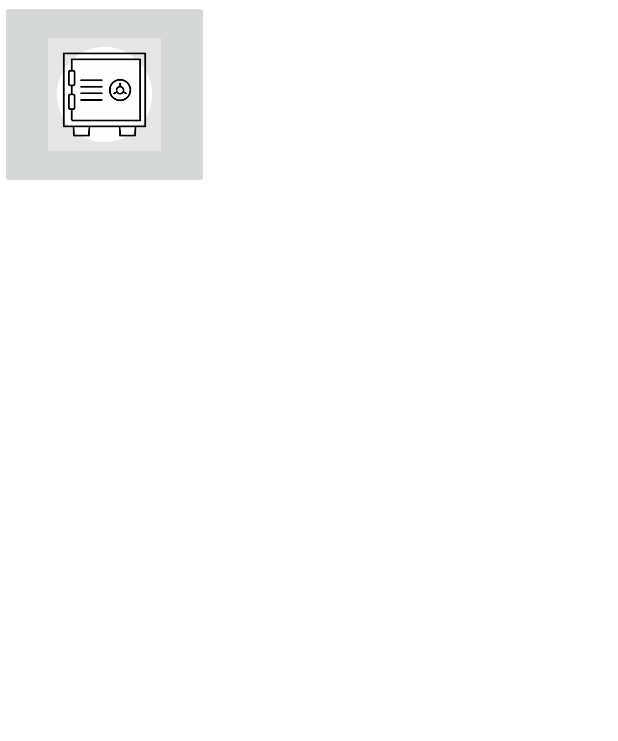
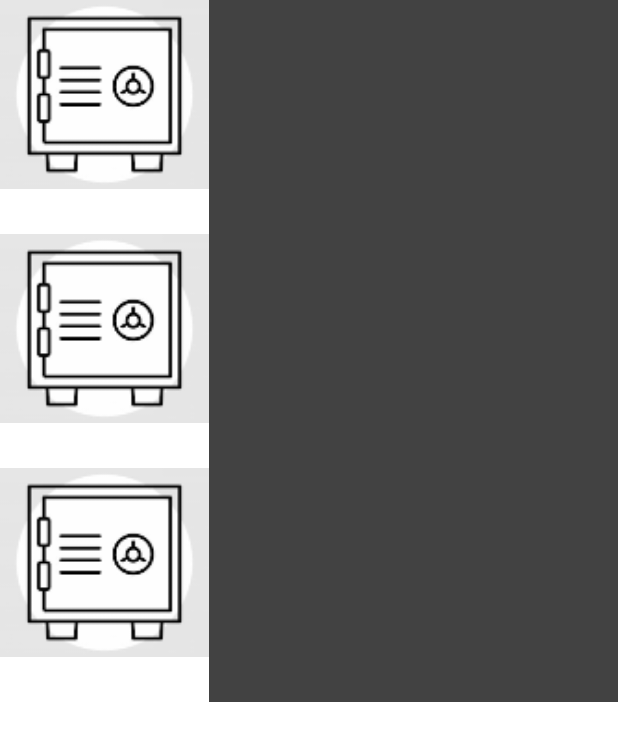
Before and after one commit to ngoductrung/SmartLocker, an Android app: the layout activity_locker.xml on its own in the app's theme, with its tools: preview values and no code run, on a phone screen of 412 x 824 dp. Shown: the top 741 px of the screen. Run offline under Robolectric (Android 15) with nearby library versions, the phone set to English and light mode, and no system bars; network calls fail.

Commit message:
fix layout

```diff
--- a/app/src/main/java/com/example/smartlocker/LockerActivity.java
+++ b/app/src/main/java/com/example/smartlocker/LockerActivity.java
@@ -51,8 +51,10 @@
         setContentView(R.layout.activity_locker);
 
         recyclerView = findViewById(R.id.RecycleView);
-        layoutManager = new LinearLayoutManager(this);
-        recyclerView.setLayoutManager(layoutManager);
+        GridLayoutManager gridLayoutManager = new GridLayoutManager(this, 3);
+        gridLayoutManager.setOrientation(GridLayoutManager.VERTICAL);
+        recyclerView.setLayoutManager(gridLayoutManager);
+
         List<LockerHolder> data = new ArrayList<LockerHolder>();
 
         RequestQueue request = Volley.newRequestQueue(this);
@@ -79,8 +81,6 @@
                                 recyclerView.setAdapter(lockerAdapter);
                                 System.out.println("data" + data);
 
-                                Toast.makeText(LockerActivity.this, Number + "",Toast.LENGTH_LONG).show();
-
                             } catch (JSONException e) {
                                 e.printStackTrace();
                                 Log.d("AAA",e.toString());
@@ -99,9 +99,7 @@
                 });
         request.add(jsonArrayRequest);
 
-//        GridLayoutManager gridLayoutManager = new GridLayoutManager(this, 3);
-//        gridLayoutManager.setOrientation(GridLayoutManager.VERTICAL);
-//        recyclerView.setLayoutManager(gridLayoutManager);
+
 
     }
 
--- a/app/src/main/res/layout/activity_locker.xml
+++ b/app/src/main/res/layout/activity_locker.xml
@@ -10,6 +10,9 @@
             android:id="@+id/RecycleView"
             android:layout_width="match_parent"
             android:layout_height="match_parent"
+            app:layout_constraintBottom_toBottomOf="parent"
+            app:layout_constraintEnd_toEndOf="parent"
+            app:layout_constraintStart_toStartOf="parent"
+            app:layout_constraintTop_toTopOf="parent"
             tools:listitem="@layout/item_locker" />
-
 </androidx.constraintlayout.widget.ConstraintLayout>
--- a/app/src/main/res/layout/item_locker.xml
+++ b/app/src/main/res/layout/item_locker.xml
@@ -3,13 +3,18 @@
     xmlns:app="http://schemas.android.com/apk/res-auto"
     xmlns:tools="http://schemas.android.com/tools"
     android:layout_width="match_parent"
-    android:layout_height="match_parent">
+    android:layout_height="wrap_content"
+    android:background="@color/cardview_dark_background">
 
     <ImageButton
         android:id="@+id/locker_button"
         android:layout_width="139dp"
         android:layout_height="126dp"
-        app:srcCompat="@drawable/locker1" />
+        app:layout_constraintStart_toStartOf="parent"
+        app:layout_constraintTop_toTopOf="parent"
+        app:srcCompat="@drawable/locker1"
+        android:background="@color/cardview_light_background"
+        android:scaleType="centerCrop"/>
 
     <TextView
         android:id="@+id/locker_number"
@@ -17,6 +22,7 @@
         android:layout_height="30dp"
         android:textSize="24dp"
         android:gravity="center"
+        android:background="@color/cardview_light_background"
         app:layout_constraintEnd_toEndOf="@+id/locker_button"
         app:layout_constraintStart_toStartOf="@+id/locker_button"
         app:layout_constraintTop_toBottomOf="@+id/locker_button" />
```
